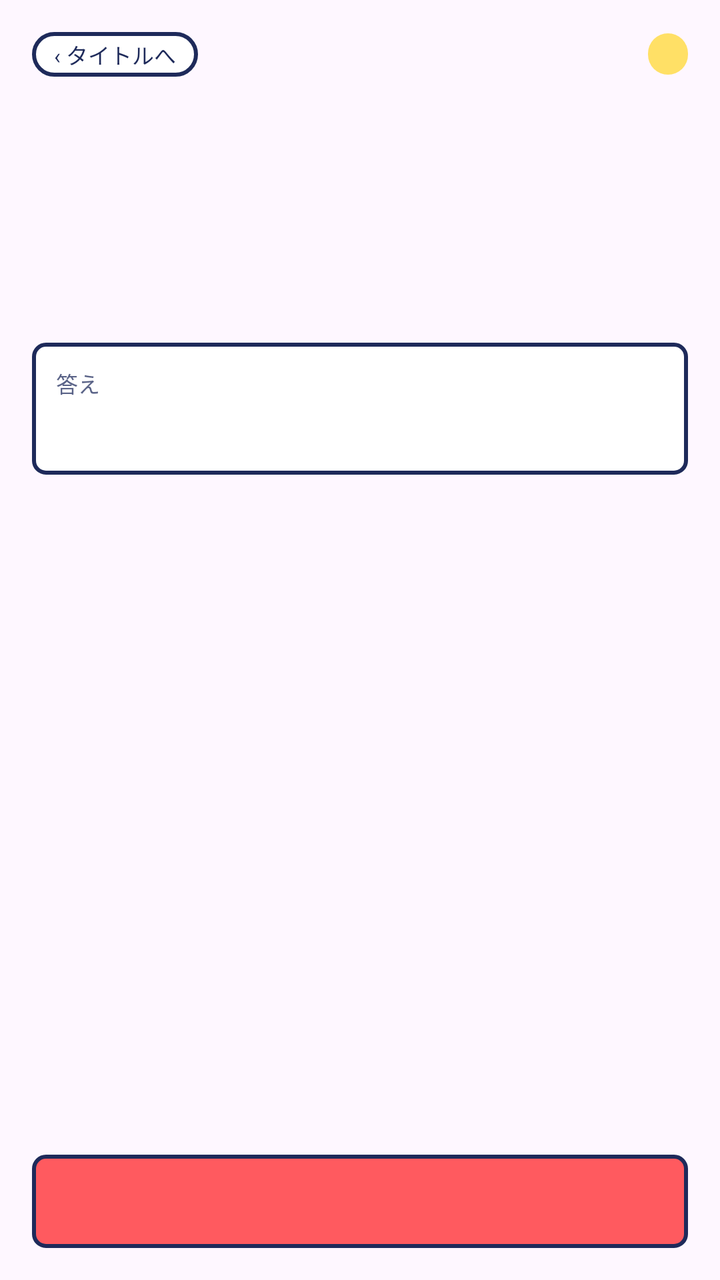
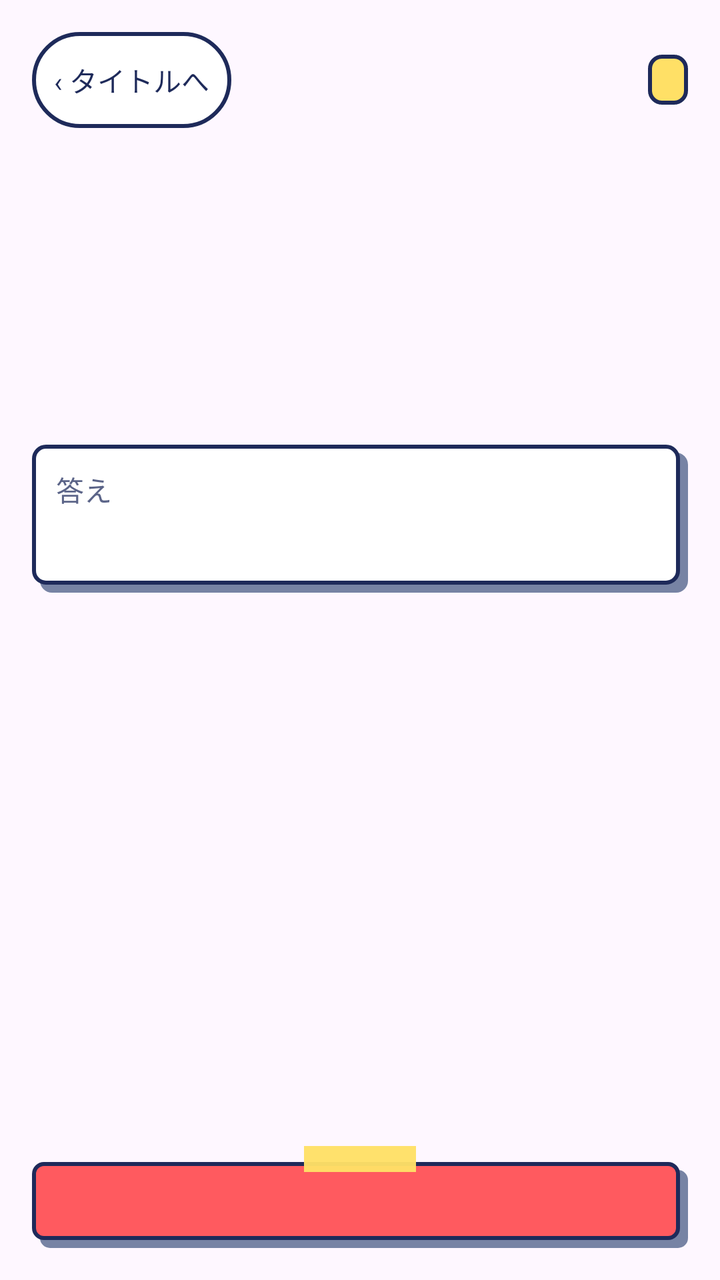

An Android layout rendered at two revisions. The XML below is the earlier revision; the diff shows what the commit changed to produce the second picture.
<!-- AndroidManifest.xml: application theme Theme.AppDesignandDevelopment -->
<!-- res/layout/screen_answer.xml -->
<?xml version="1.0" encoding="utf-8"?>
<LinearLayout xmlns:android="http://schemas.android.com/apk/res/android"
    android:layout_width="match_parent"
    android:layout_height="match_parent"
    android:orientation="vertical"
    android:padding="16dp">

    <LinearLayout
        android:layout_width="match_parent"
        android:layout_height="wrap_content"
        android:gravity="center_vertical"
        android:orientation="horizontal">

        <TextView
            android:id="@+id/btn_quit_answer"
            android:layout_width="wrap_content"
            android:layout_height="wrap_content"
            android:background="@drawable/bg_pill"
            android:paddingHorizontal="11dp"
            android:paddingVertical="3dp"
            android:text="@string/back_to_title"
            android:textColor="@color/ink"
            android:textSize="11sp" />

        <TextView
            android:id="@+id/answer_number"
            android:layout_width="0dp"
            android:layout_height="wrap_content"
            android:layout_weight="1"
            android:gravity="center"
            android:textColor="@color/ink"
            android:textSize="15sp"
            android:textStyle="bold" />

        <TextView
            android:id="@+id/answer_score"
            android:layout_width="wrap_content"
            android:layout_height="wrap_content"
            android:background="@drawable/bg_pill_tag"
            android:paddingHorizontal="10dp"
            android:paddingVertical="3dp"
            android:textColor="@color/ink"
            android:textSize="11sp" />
    </LinearLayout>

    <LinearLayout
        android:layout_width="match_parent"
        android:layout_height="wrap_content"
        android:layout_marginTop="8dp"
        android:gravity="center"
        android:orientation="vertical">

        <TextView
            android:id="@+id/verdict_mark"
            android:layout_width="80dp"
            android:layout_height="80dp"
            android:gravity="center"
            android:textSize="48sp" />

        <TextView
            android:id="@+id/verdict_text"
            android:layout_width="wrap_content"
            android:layout_height="wrap_content"
            android:textSize="26sp" />
    </LinearLayout>

    <LinearLayout
        android:layout_width="match_parent"
        android:layout_height="wrap_content"
        android:layout_marginTop="10dp"
        android:background="@drawable/bg_card"
        android:orientation="vertical"
        android:padding="12dp">

        <TextView
            android:layout_width="wrap_content"
            android:layout_height="wrap_content"
            android:text="@string/answer_label"
            android:textColor="@color/mute"
            android:textSize="11sp" />

        <TextView
            android:id="@+id/answer_correct"
            android:layout_width="wrap_content"
            android:layout_height="wrap_content"
            android:textColor="@color/ink"
            android:textSize="19sp" />

        <TextView
            android:id="@+id/answer_your"
            android:layout_width="wrap_content"
            android:layout_height="wrap_content"
            android:layout_marginTop="4dp"
            android:textColor="@color/wrong_line"
            android:textSize="12sp"
            android:visibility="gone" />
    </LinearLayout>

    <TextView
        android:id="@+id/answer_explanation"
        android:layout_width="match_parent"
        android:layout_height="wrap_content"
        android:layout_marginTop="10dp"
        android:lineSpacingMultiplier="1.5"
        android:textColor="@color/ink"
        android:textSize="12sp" />

    <TextView
        android:id="@+id/combo_bonus"
        android:layout_width="match_parent"
        android:layout_height="wrap_content"
        android:layout_marginTop="10dp"
        android:background="@drawable/bg_pill_tag"
        android:gravity="center"
        android:padding="8dp"
        android:textColor="@color/ink"
        android:textSize="13sp"
        android:visibility="gone" />

    <TextView
        android:id="@+id/time_bonus"
        android:layout_width="match_parent"
        android:layout_height="wrap_content"
        android:layout_marginTop="8dp"
        android:background="@drawable/bg_card"
        android:gravity="center"
        android:padding="8dp"
        android:textColor="@color/ink"
        android:textSize="13sp"
        android:visibility="gone" />

    <Space
        android:layout_width="match_parent"
        android:layout_height="0dp"
        android:layout_weight="1" />

    <TextView
        android:id="@+id/btn_next"
        android:layout_width="match_parent"
        android:layout_height="wrap_content"
        android:background="@drawable/bg_button_primary"
        android:gravity="center"
        android:padding="12dp"
        android:textColor="@color/white"
        android:textSize="17sp" />

</LinearLayout>
<!-- resources referenced by this layout -->
<resources>
  <color name="ink">#1E2A5A</color>
  <color name="mute">#5B6488</color>
  <color name="white">#FFFFFFFF</color>
  <color name="wrong_line">#3C8DFF</color>
  <!-- drawable bg_button_primary (drawable) -->
  <?xml version="1.0" encoding="utf-8"?>
  <shape xmlns:android="http://schemas.android.com/apk/res/android" android:shape="rectangle">
      <solid android:color="@color/primary" />
      <stroke android:width="2dp" android:color="@color/line" />
      <corners android:radius="6dp" />
  </shape>
  <!-- drawable bg_card (drawable) -->
  <?xml version="1.0" encoding="utf-8"?>
  <shape xmlns:android="http://schemas.android.com/apk/res/android" android:shape="rectangle">
      <solid android:color="@color/white" />
      <stroke android:width="2dp" android:color="@color/line" />
      <corners android:radius="6dp" />
  </shape>
  <!-- drawable bg_pill (drawable) -->
  <?xml version="1.0" encoding="utf-8"?>
  <shape xmlns:android="http://schemas.android.com/apk/res/android" android:shape="rectangle">
      <solid android:color="@color/white" />
      <stroke android:width="2dp" android:color="@color/line" />
      <corners android:radius="99dp" />
  </shape>
  <!-- drawable bg_pill_tag (drawable) -->
  <?xml version="1.0" encoding="utf-8"?>
  <shape xmlns:android="http://schemas.android.com/apk/res/android" android:shape="rectangle">
      <solid android:color="@color/secondary" />
      <corners android:radius="99dp" />
  </shape>
  <string name="answer_label">答え</string>
  <string name="back_to_title">‹ タイトルへ</string>
  <style name="Theme.AppDesignandDevelopment" parent="Base.Theme.AppDesignandDevelopment" />
  <color name="primary">#FF5A5F</color>
  <color name="line">#1E2A5A</color>
  <color name="secondary">#FFE066</color>
  <style name="Base.Theme.AppDesignandDevelopment" parent="Theme.Material3.DayNight.NoActionBar">
          
          
      </style>
</resources>

<!-- the commit's change to res/layout/screen_answer.xml (unified diff, before → after) -->
@@ -13,14 +13,19 @@
 
         <TextView
             android:id="@+id/btn_quit_answer"
+            android:minHeight="48dp"
+            android:clickable="true"
+            android:focusable="true"
+            android:foreground="?android:attr/selectableItemBackground"
             android:layout_width="wrap_content"
             android:layout_height="wrap_content"
             android:background="@drawable/bg_pill"
+            android:gravity="center"
             android:paddingHorizontal="11dp"
             android:paddingVertical="3dp"
             android:text="@string/back_to_title"
             android:textColor="@color/ink"
-            android:textSize="11sp" />
+            android:textSize="14sp" />
 
         <TextView
             android:id="@+id/answer_number"
@@ -29,7 +34,7 @@
             android:layout_weight="1"
             android:gravity="center"
             android:textColor="@color/ink"
-            android:textSize="15sp"
+            android:textSize="18sp"
             android:textStyle="bold" />
 
         <TextView
@@ -40,108 +45,121 @@
             android:paddingHorizontal="10dp"
             android:paddingVertical="3dp"
             android:textColor="@color/ink"
-            android:textSize="11sp" />
+            android:textSize="14sp" />
     </LinearLayout>
 
-    <LinearLayout
-        android:layout_width="match_parent"
-        android:layout_height="wrap_content"
-        android:layout_marginTop="8dp"
-        android:gravity="center"
-        android:orientation="vertical">
-
-        <TextView
-            android:id="@+id/verdict_mark"
-            android:layout_width="80dp"
-            android:layout_height="80dp"
-            android:gravity="center"
-            android:textSize="48sp" />
-
-        <TextView
-            android:id="@+id/verdict_text"
-            android:layout_width="wrap_content"
-            android:layout_height="wrap_content"
-            android:textSize="26sp" />
-    </LinearLayout>
-
-    <LinearLayout
-        android:layout_width="match_parent"
-        android:layout_height="wrap_content"
-        android:layout_marginTop="10dp"
-        android:background="@drawable/bg_card"
-        android:orientation="vertical"
-        android:padding="12dp">
-
-        <TextView
-            android:layout_width="wrap_content"
-            android:layout_height="wrap_content"
-            android:text="@string/answer_label"
-            android:textColor="@color/mute"
-            android:textSize="11sp" />
-
-        <TextView
-            android:id="@+id/answer_correct"
-            android:layout_width="wrap_content"
-            android:layout_height="wrap_content"
-            android:textColor="@color/ink"
-            android:textSize="19sp" />
-
-        <TextView
-            android:id="@+id/answer_your"
-            android:layout_width="wrap_content"
-            android:layout_height="wrap_content"
-            android:layout_marginTop="4dp"
-            android:textColor="@color/wrong_line"
-            android:textSize="12sp"
-            android:visibility="gone" />
-    </LinearLayout>
-
-    <TextView
-        android:id="@+id/answer_explanation"
-        android:layout_width="match_parent"
-        android:layout_height="wrap_content"
-        android:layout_marginTop="10dp"
-        android:lineSpacingMultiplier="1.5"
-        android:textColor="@color/ink"
-        android:textSize="12sp" />
-
-    <TextView
-        android:id="@+id/combo_bonus"
-        android:layout_width="match_parent"
-        android:layout_height="wrap_content"
-        android:layout_marginTop="10dp"
-        android:background="@drawable/bg_pill_tag"
-        android:gravity="center"
-        android:padding="8dp"
-        android:textColor="@color/ink"
-        android:textSize="13sp"
-        android:visibility="gone" />
-
-    <TextView
-        android:id="@+id/time_bonus"
-        android:layout_width="match_parent"
-        android:layout_height="wrap_content"
-        android:layout_marginTop="8dp"
-        android:background="@drawable/bg_card"
-        android:gravity="center"
-        android:padding="8dp"
-        android:textColor="@color/ink"
-        android:textSize="13sp"
-        android:visibility="gone" />
-
-    <Space
+    <ScrollView
         android:layout_width="match_parent"
         android:layout_height="0dp"
-        android:layout_weight="1" />
+        android:layout_weight="1"
+        android:fillViewport="false"
+        android:clipToPadding="false">
+        <LinearLayout
+            android:layout_width="match_parent"
+            android:layout_height="wrap_content"
+            android:orientation="vertical"
+            android:paddingBottom="16dp">
+            <LinearLayout
+                android:layout_width="match_parent"
+                android:layout_height="wrap_content"
+                android:layout_marginTop="8dp"
+                android:gravity="center"
+                android:orientation="vertical">
+
+                <TextView
+                    android:id="@+id/verdict_mark"
+                    android:layout_width="100dp"
+                    android:layout_height="100dp"
+                    android:gravity="center"
+                    android:textSize="54sp" />
+
+                <TextView
+                    android:id="@+id/verdict_text"
+                    android:layout_width="wrap_content"
+                    android:layout_height="wrap_content"
+                    android:textSize="30sp" />
+            </LinearLayout>
+
+            <LinearLayout
+                android:layout_width="match_parent"
+                android:layout_height="wrap_content"
+                android:layout_marginTop="10dp"
+                android:background="@drawable/bg_card"
+                android:orientation="vertical"
+                android:padding="12dp">
+
+                <TextView
+                    android:layout_width="wrap_content"
+                    android:layout_height="wrap_content"
+                    android:text="@string/answer_label"
+                    android:textColor="@color/mute"
+                    android:textSize="14sp" />
+
+                <TextView
+                    android:id="@+id/answer_correct"
+                    android:layout_width="wrap_content"
+                    android:layout_height="wrap_content"
+                    android:textColor="@color/ink"
+                    android:textSize="22sp" />
+
+                <TextView
+                    android:id="@+id/answer_your"
+                    android:layout_width="wrap_content"
+                    android:layout_height="wrap_content"
+                    android:layout_marginTop="4dp"
+                    android:textColor="@color/wrong_line"
+                    android:textSize="15sp"
+                    android:visibility="gone" />
+            </LinearLayout>
+
+            <TextView
+                android:id="@+id/answer_explanation"
+                android:layout_width="match_parent"
+                android:layout_height="wrap_content"
+                android:layout_marginTop="10dp"
+                android:lineSpacingMultiplier="1.5"
+                android:textColor="@color/ink"
+                android:textSize="16sp" />
+
+            <TextView
+                android:id="@+id/combo_bonus"
+                android:layout_width="match_parent"
+                android:layout_height="wrap_content"
+                android:layout_marginTop="10dp"
+                android:background="@drawable/bg_pill_tag"
+                android:gravity="center"
+                android:padding="8dp"
+                android:textColor="@color/ink"
+                android:textSize="16sp"
+                android:visibility="gone" />
+
+            <TextView
+                android:id="@+id/time_bonus"
+                android:layout_width="match_parent"
+                android:layout_height="wrap_content"
+                android:layout_marginTop="8dp"
+                android:background="@drawable/bg_card"
+                android:gravity="center"
+                android:padding="8dp"
+                android:textColor="@color/ink"
+                android:textSize="16sp"
+                android:visibility="gone" />
+
+        </LinearLayout>
+    </ScrollView>
 
     <TextView
         android:id="@+id/btn_next"
+            android:minHeight="48dp"
+            android:clickable="true"
+            android:focusable="true"
+            android:foreground="?android:attr/selectableItemBackground"
         android:layout_width="match_parent"
         android:layout_height="wrap_content"
         android:background="@drawable/bg_button_primary"
         android:gravity="center"
         android:padding="12dp"
-        android:textColor="@color/white"
-        android:textSize="17sp" />
+        android:textColor="@color/ink"
+        android:textSize="20sp" />
 
 </LinearLayout>
<!-- resource entries referenced after the edit -->
@@ -6,18 +6,27 @@
   <color name="wrong_line">#3C8DFF</color>
   <!-- drawable bg_button_primary (drawable) -->
   <?xml version="1.0" encoding="utf-8"?>
-  <shape xmlns:android="http://schemas.android.com/apk/res/android" android:shape="rectangle">
-      <solid android:color="@color/primary" />
-      <stroke android:width="2dp" android:color="@color/line" />
-      <corners android:radius="6dp" />
-  </shape>
+  <layer-list xmlns:android="http://schemas.android.com/apk/res/android">
+      <item android:left="4dp" android:top="12dp">
+          <shape><solid android:color="#7783A4" /><corners android:radius="5dp" /></shape>
+      </item>
+      <item android:top="8dp" android:right="4dp" android:bottom="4dp">
+          <shape><solid android:color="@color/primary" /><stroke android:width="2dp" android:color="@color/line" /><corners android:radius="5dp" /></shape>
+      </item>
+      <item android:width="56dp" android:height="13dp" android:gravity="top|center_horizontal">
+          <shape><solid android:color="#F5FFE066" /></shape>
+      </item>
+  </layer-list>
   <!-- drawable bg_card (drawable) -->
   <?xml version="1.0" encoding="utf-8"?>
-  <shape xmlns:android="http://schemas.android.com/apk/res/android" android:shape="rectangle">
-      <solid android:color="@color/white" />
-      <stroke android:width="2dp" android:color="@color/line" />
-      <corners android:radius="6dp" />
-  </shape>
+  <layer-list xmlns:android="http://schemas.android.com/apk/res/android">
+      <item android:left="4dp" android:top="4dp">
+          <shape><solid android:color="#7783A4" /><corners android:radius="6dp" /></shape>
+      </item>
+      <item android:right="4dp" android:bottom="4dp">
+          <shape><solid android:color="@color/white" /><stroke android:width="2dp" android:color="@color/line" /><corners android:radius="6dp" /></shape>
+      </item>
+  </layer-list>
   <!-- drawable bg_pill (drawable) -->
   <?xml version="1.0" encoding="utf-8"?>
   <shape xmlns:android="http://schemas.android.com/apk/res/android" android:shape="rectangle">
@@ -29,7 +38,8 @@
   <?xml version="1.0" encoding="utf-8"?>
   <shape xmlns:android="http://schemas.android.com/apk/res/android" android:shape="rectangle">
       <solid android:color="@color/secondary" />
-      <corners android:radius="99dp" />
+      <stroke android:width="2dp" android:color="@color/line" />
+      <corners android:radius="6dp" />
   </shape>
   <string name="answer_label">答え</string>
   <string name="back_to_title">‹ タイトルへ</string>
